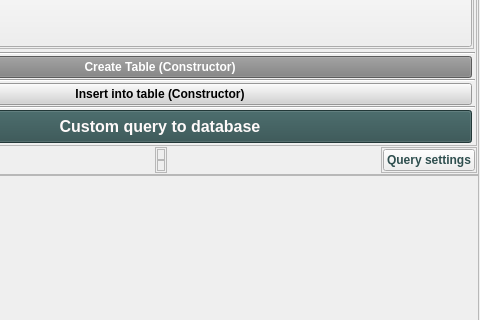
Before: the Qt Designer form tables.ui in TiReks33/adb-explorer, drawn with Qt 5; both pictures show x 160 to 640 and y 183 to 503 of the 640 by 720 pixel window.
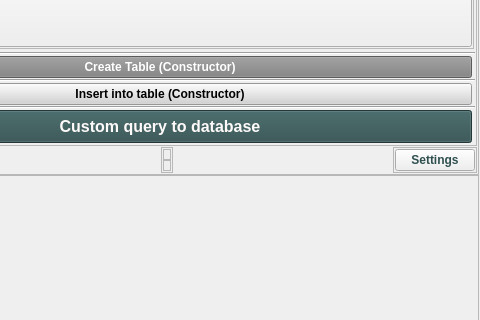
After: the same form once the commit is applied.

Commit message: v.1.2c -- multiply SQL-user queries is now supported; flexible management of multiply queries processing (include additional settings in gui forms); maintaining user SQL-queries history functionality added (access via encrypted binary file, this functional accessible only with adb-crypt v.1.1 plugin); encrypted user credentials now is a separated functional from main app via crypto-plugin; additional user notifications added for gui-interaction helping reason; forms logic improved; fixed memory leak in user custom SQL-queries form.

```diff
--- a/tables.ui
+++ b/tables.ui
@@ -792,7 +792,7 @@
                   <string notr="true">color: darkslategray;</string>
                  </property>
                  <property name="text">
-                  <string>Query settings</string>
+                  <string>Settings</string>
                  </property>
                 </widget>
                </item>
```
The commit also changes 31 other files.
